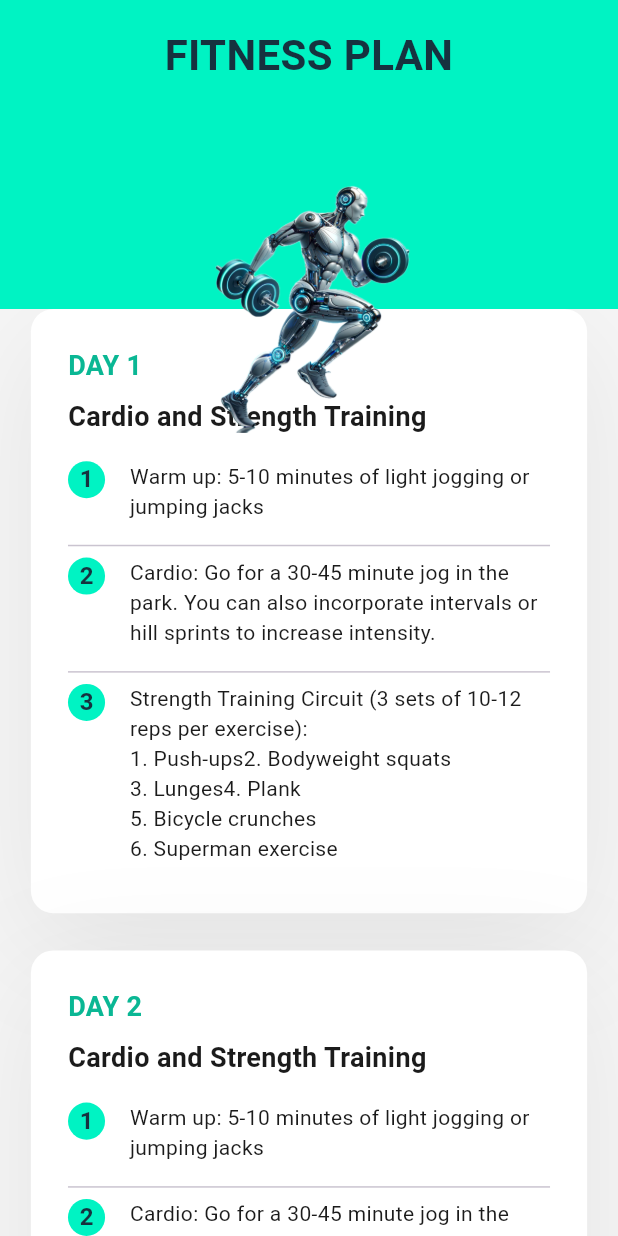
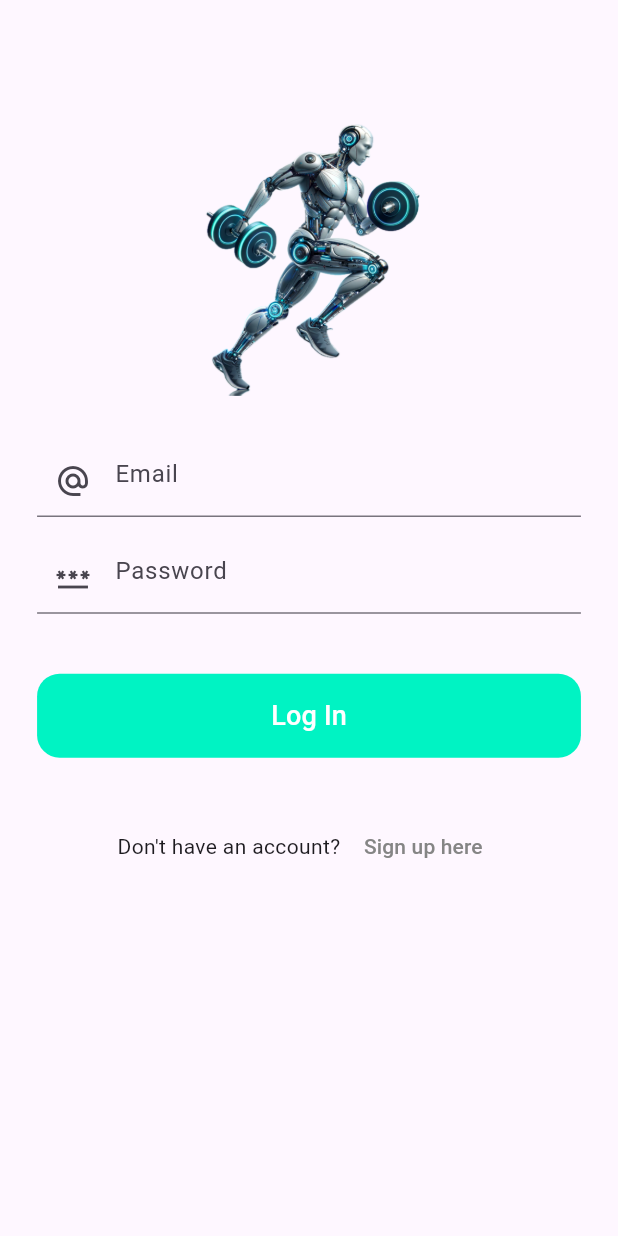
Before and after one commit to zyn10/robofit, a Flutter app: the screen it shows after launch, on a phone screen of 412 x 824 dp. Run offline on Flutter 3.47's test engine with Material 3 defaults, Android fonts, the phone set to English and light mode, and no system bars; our stand-ins replace cloud_firestore, firebase_auth, firebase_core, firebase_storage, get, image_picker and 1 more; missing offline and left inert: animated_weight_picker; accounts and stored records are empty.

Commit message:
pod file error

```diff
--- /dev/null
+++ b/lib/auth/login.dart
@@ -0,0 +1,154 @@
+import 'package:flutter/material.dart';
+import 'package:responsive_sizer/responsive_sizer.dart';
+import 'package:robofit/utils/colors.dart';
+
+class OurLogin extends StatefulWidget {
+  const OurLogin({super.key});
+
+  @override
+  State<OurLogin> createState() => _OurLoginState();
+}
+
+class _OurLoginState extends State<OurLogin> {
+  final TextEditingController _emailController = TextEditingController();
+  final TextEditingController _passwordController = TextEditingController();
+  @override
+  void dispose() {
+    super.dispose();
+    _emailController.dispose();
+    _passwordController.dispose();
+  }
+
+  void loginUserFun() async {
+    // setState(() {});
+    // String res = await AuthMethods().loginUser(
+    //     email: _emailController.text, password: _passwordController.text);
+    // if (res == "success") {
+    //   setState(() {});
+    //   // // ignore: use_build_context_synchronously
+    //   // Navigator.of(context).pushReplacement(
+    //   //   MaterialPageRoute(
+    //   //     builder: (context) => const ResponsiveLayout(
+    //   //         mobileScreenLayout: MobileScreenLayout()),
+    //   //   ),
+    //   // );
+    // } else {
+    //   setState(() {});
+
+    // }
+  }
+
+  @override
+  Widget build(BuildContext context) {
+    return Scaffold(
+      body: SafeArea(
+        child: Container(
+          padding: EdgeInsets.symmetric(horizontal: 6.w),
+          child: Column(
+            crossAxisAlignment: CrossAxisAlignment.center,
+            children: [
+              SizedBox(
+                height: 10.h,
+              ),
+              Image.asset(
+                "assets/bg-less.png",
+                height: 22.h,
+              ),
+              SizedBox(
+                height: 4.h,
+              ),
+
+              //!EMAIL
+              TextFormField(
+                controller: _emailController,
+                validator: (value) {
+                  if (value == null || value.isEmpty) {
+                    return 'Please enter email';
+                  } else if (!value.contains('@')) {
+                    return 'Please enter a valid email';
+                  }
+                  return null;
+                },
+                decoration: const InputDecoration(
+                  prefixIcon: Icon(Icons.alternate_email),
+                  hintText: "Email",
+                  errorStyle: TextStyle(color: Colors.redAccent, fontSize: 15),
+                ),
+              ),
+
+              SizedBox(
+                height: 2.h,
+              ),
+
+              //!Password Validation
+
+              TextFormField(
+                controller: _passwordController,
+                decoration: const InputDecoration(
+                  prefixIcon: Icon(Icons.password),
+                  hintText: "Password",
+                  errorStyle: TextStyle(color: Colors.redAccent, fontSize: 15),
+                ),
+                obscureText: true,
+              ),
+              const SizedBox(
+                height: 5.0,
+              ),
+
+              Padding(
+                padding: const EdgeInsets.symmetric(vertical: 35),
+                child: TextButton(
+                  style: TextButton.styleFrom(
+                    padding: const EdgeInsets.all(15),
+                    shape: RoundedRectangleBorder(
+                        borderRadius: BorderRadius.circular(15)),
+                    backgroundColor: MyColors.newColor,
+                  ),
+                  onPressed: () {
+                    loginUserFun();
+                  },
+                  child: const Row(
+                    children: [
+                      Expanded(
+                        child: Center(
+                          child: Text(
+                            'Log In',
+                            style: TextStyle(
+                              fontWeight: FontWeight.w500,
+                              fontSize: 18,
+                              color: Colors.white,
+                            ),
+                          ),
+                        ),
+                      ),
+                    ],
+                  ),
+                ),
+              ),
+
+              Row(
+                mainAxisAlignment: MainAxisAlignment.center,
+                children: [
+                  const Text("Don't have an account? "),
+                  TextButton(
+                    onPressed: () {},
+                    style: ElevatedButton.styleFrom(
+                        minimumSize: const Size(10, 30)),
+                    child: const Text(
+                      "Sign up here",
+                      style: TextStyle(
+                        color: Color.fromARGB(255, 133, 133, 133),
+                        fontSize: 14,
+                      ),
+                    ),
+                  ),
+                ],
+              ),
+//Transition to signup
+            ],
+          ),
+        ),
+      ),
+    );
+  }
+}
--- a/lib/main.dart
+++ b/lib/main.dart
@@ -2,11 +2,15 @@ import 'package:firebase_core/firebase_core.dart';
 import 'package:flutter/material.dart';
 import 'package:get/get.dart';
 import 'package:responsive_sizer/responsive_sizer.dart';
-import 'package:robofit/out/result.dart';
+import 'package:robofit/auth/login.dart';
 
 void main() async {
   WidgetsFlutterBinding.ensureInitialized();
-  await Firebase.initializeApp();
+  try {
+    await Firebase.initializeApp();
+  } catch (e) {
+    print('Error initializing Firebase: $e');
+  }
   runApp(const MyApp());
 }
 
@@ -22,7 +26,7 @@ class MyApp extends StatelessWidget {
           theme: ThemeData(
             primarySwatch: Colors.blue,
           ),
-          home: const Result(),
+          home: const OurLogin(),
         );
       },
       maxTabletWidth: 900,
--- /dev/null
+++ b/lib/model/user.dart
@@ -0,0 +1,40 @@
+import 'package:cloud_firestore/cloud_firestore.dart';
+
+class User {
+  final String email;
+  final String uid;
+  final String photoUrl;
+  final String username;
+  final String fullname;
+  final String address;
+
+  const User({
+    required this.email,
+    required this.uid,
+    required this.photoUrl,
+    required this.username,
+    required this.fullname,
+    required this.address,
+  });
+
+  Map<String, dynamic> toJson() => {
+        'username': username,
+        'uid': uid,
+        'photoUrl': photoUrl,
+        'email': email,
+        'fullname': fullname,
+        'address': address,
+      };
+
+  static User fromSnap(DocumentSnapshot snap) {
+    var snapshot = snap.data() as Map<String, dynamic>;
+    return User(
+      username: snapshot['username'],
+      uid: snapshot['uid'],
+      email: snapshot['email'],
+      photoUrl: snapshot['photoUrl'],
+      fullname: snapshot['fullname'],
+      address: snapshot['address'],
+    );
+  }
+}
--- /dev/null
+++ b/lib/resources/auth_methods.dart
@@ -0,0 +1,98 @@
+import 'dart:typed_data';
+import 'package:cloud_firestore/cloud_firestore.dart';
+import 'package:firebase_auth/firebase_auth.dart';
+import 'package:robofit/model/user.dart' as model;
+import 'package:robofit/provider/storage_methods.dart';
+
+class AuthMethods {
+  final FirebaseAuth _auth = FirebaseAuth.instance;
+  final FirebaseFirestore _firestore = FirebaseFirestore.instance;
+
+  // get user details
+  Future<model.User> getUserDetails() async {
+    User currentUser = _auth.currentUser!;
+
+    DocumentSnapshot documentSnapshot =
+        await _firestore.collection('users').doc(currentUser.uid).get();
+
+    return model.User.fromSnap(documentSnapshot);
+  }
+
+//sign up user
+  Future<String> signUpUser({
+    required String email,
+    required String password,
+    required String username,
+    required String fullname,
+    required String address,
+    required Uint8List file,
+  }) async {
+    String res = "Some error Occurred";
+    try {
+      if (email.isNotEmpty ||
+          password.isNotEmpty ||
+          username.isNotEmpty ||
+          fullname.isNotEmpty ||
+          address.isNotEmpty ||
+          file != null) {
+        // registering user in auth with email and password
+        UserCredential cred = await _auth.createUserWithEmailAndPassword(
+          email: email,
+          password: password,
+        );
+
+        String photoUrl = await StorageMethods()
+            .uploadImageToStorage('profilePics', file, false);
+        model.User user = model.User(
+          username: username,
+          uid: cred.user!.uid,
+          photoUrl: photoUrl,
+          email: email,
+          fullname: fullname,
+          address: address,
+        );
+        await _firestore.collection("users").doc(cred.user!.uid).set(
+              user.toJson(),
+            );
+        res = 'success';
+      } else {
+        res = "Please enter all the fields";
+      }
+    } on FirebaseAuthException catch (err) {
+      if (err.code == 'invalid-email') {
+        res = "invalid email";
+      } else if (err.code == 'email-already-in-use') {
+        res = "Account Already exists";
+      } else if (err.code == 'weak-password') {
+        res = "Password Provided is too Weak";
+      } else {
+        res = "Something Went Wrong!";
+      }
+    }
+    return res;
+  }
+
+  //logging in user
+  Future<String> loginUser(
+      {required String email, required String password}) async {
+    String res = 'Some Error Occured';
+    try {
+      if (email.isNotEmpty || password.isNotEmpty) {
+        await _auth.signInWithEmailAndPassword(
+            email: email, password: password);
+        res = 'success';
+      } else {
+        res = "Please enter all the fields";
+      }
+    } on FirebaseAuthException catch (e) {
+      if (e.code == 'wrong-password' || e.code == 'wrong-email') {
+        res = "Wrong Credentials";
+      }
+    }
+    return res;
+  }
+
+  Future<void> signOut() async {
+    await _auth.signOut();
+  }
+}
--- a/pubspec.yaml
+++ b/pubspec.yaml
@@ -41,6 +41,12 @@ dependencies:
   animated_weight_picker: ^1.0.3
   firebase_core: ^2.24.2
   firebase_auth: ^4.16.0
+  firebase_storage: ^11.6.0
+  image_picker: ^1.0.7
+  cloud_firestore: ^4.14.0
+  intl: ^0.18.0
+  provider: ^6.0.5
+  uuid: ^3.0.7
 
 dev_dependencies:
   flutter_test:
```
Also changed, not shown: lib/auth/signup.dart (added, +303 -0 lines), lib/provider/firestore_methods.dart (added, +7 -0 lines), lib/provider/storage_methods.dart (added, +29 -0 lines), lib/provider/user_provider.dart (added, +24 -0 lines), lib/utils/utils.dart (added, +43 -0 lines), plist files/andriod/google-services.json (added, +29 -0 lines), pubspec.lock, 10 other files.
